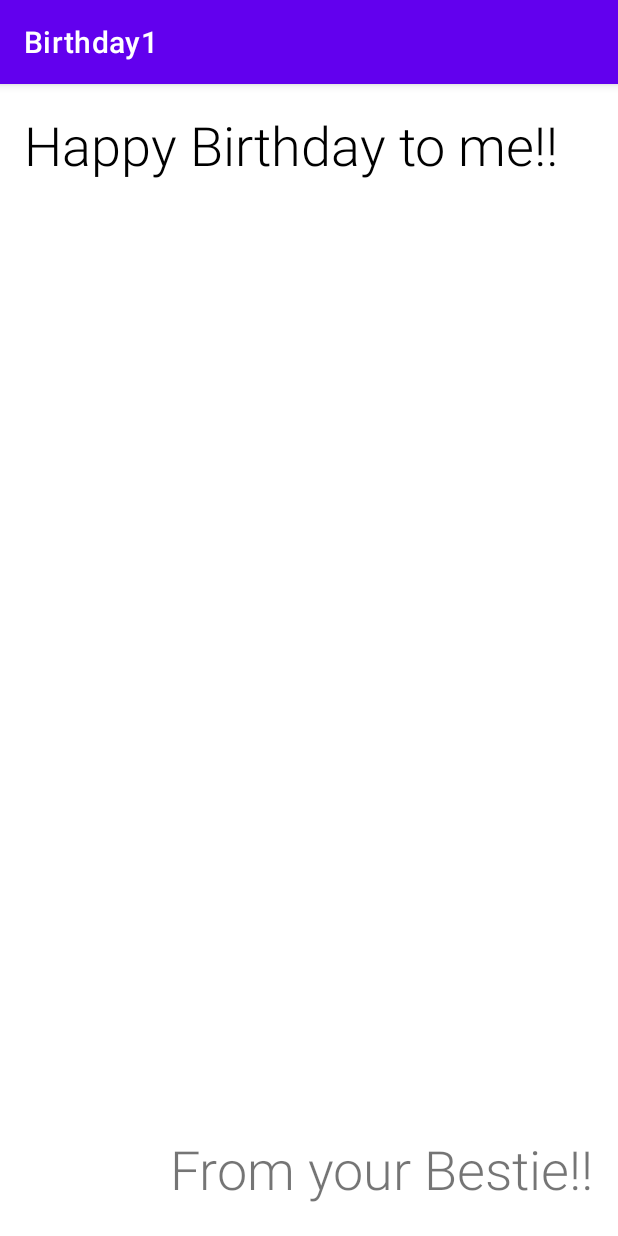
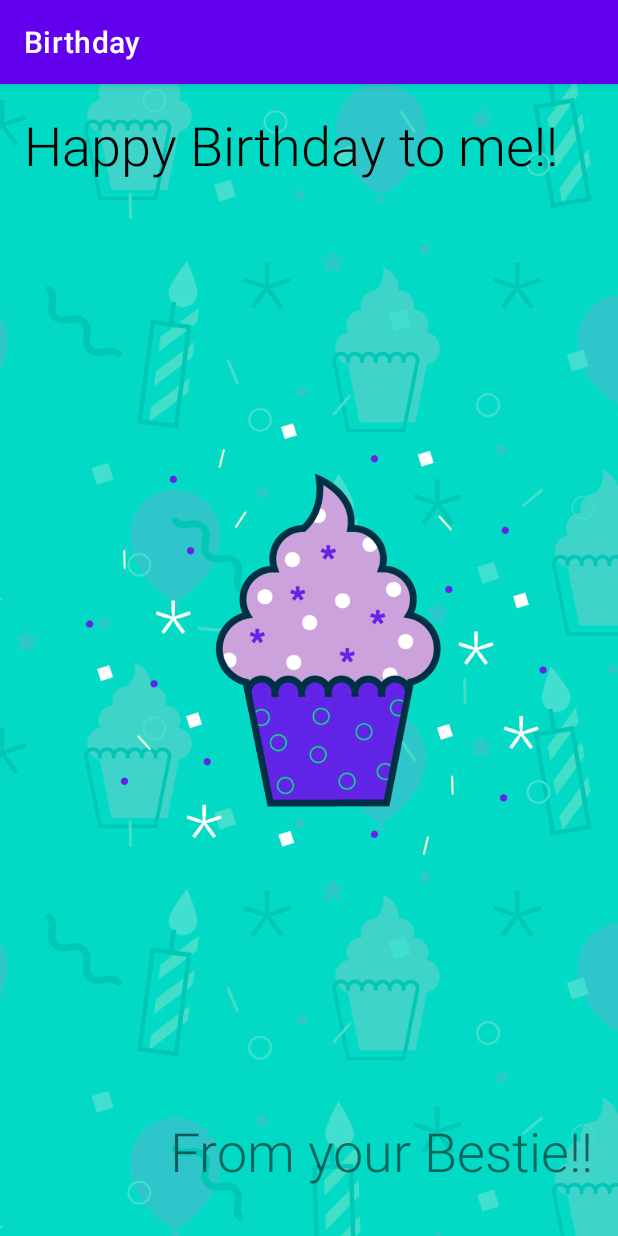
Before and after one commit to Mlira02/Birthday, an Android app: the screen it shows after launch (MainActivity), on a phone screen of 412 x 824 dp. Run offline under Robolectric (Android 15) with nearby library versions, the phone set to English and light mode, and no system bars.

Commit message:
Added hard coded strings to strings.xml and added image and styling

```diff
--- a/app/src/main/res/layout/activity_main.xml
+++ b/app/src/main/res/layout/activity_main.xml
@@ -6,8 +6,15 @@
         android:layout_width="match_parent"
         android:layout_height="match_parent"
         tools:context=".MainActivity">
+    <ImageView
+            android:layout_width="0dp"
+            android:layout_height="0dp" app:srcCompat="@drawable/androidparty" android:id="@+id/imageView"
+            app:layout_constraintTop_toTopOf="parent"
+            app:layout_constraintBottom_toBottomOf="parent" app:layout_constraintStart_toStartOf="parent"
+            app:layout_constraintEnd_toEndOf="parent" android:scaleType="centerCrop"
+            android:contentDescription="@string/birthday_background_image" android:importantForAccessibility="no"/>
     <TextView
-            android:text="Happy Birthday to me!!"
+            android:text="@string/happy_birthday_to_me"
             android:layout_width="wrap_content"
             android:layout_height="wrap_content" android:id="@+id/textView"
             app:layout_constraintTop_toTopOf="parent"
@@ -15,11 +22,11 @@
             android:layout_marginLeft="16dp" android:layout_marginStart="16dp" android:textSize="36sp"
             android:fontFamily="sans-serif-light" android:textColor="@color/black"/>
     <TextView
-            android:text="From your Bestie!!"
+            android:text="@string/from_your_bestie"
             android:layout_width="wrap_content"
             android:layout_height="wrap_content" android:id="@+id/textView2"
             app:layout_constraintTop_toTopOf="parent"
             android:layout_marginTop="693dp" android:layout_marginEnd="16dp" android:layout_marginRight="16dp"
             app:layout_constraintEnd_toEndOf="parent" app:layout_constraintBottom_toBottomOf="parent"
-            android:layout_marginBottom="16dp" android:textSize="36sp" android:fontFamily="sans-serif-light"/>
+            android:layout_marginBottom="40dp" android:textSize="36sp" android:fontFamily="sans-serif-light"/>
 </androidx.constraintlayout.widget.ConstraintLayout>
--- a/app/src/main/res/values/strings.xml
+++ b/app/src/main/res/values/strings.xml
@@ -1,3 +1,6 @@
 <resources>
-    <string name="app_name">Birthday1</string>
+    <string name="app_name">Birthday</string>
+    <string name="happy_birthday_to_me">Happy Birthday to me!!</string>
+    <string name="from_your_bestie">From your Bestie!!</string>
+    <string name="birthday_background_image">Birthday Background image</string>
 </resources>
```
Also changed, not shown: app/src/main/res/drawable/androidparty.png (added).
